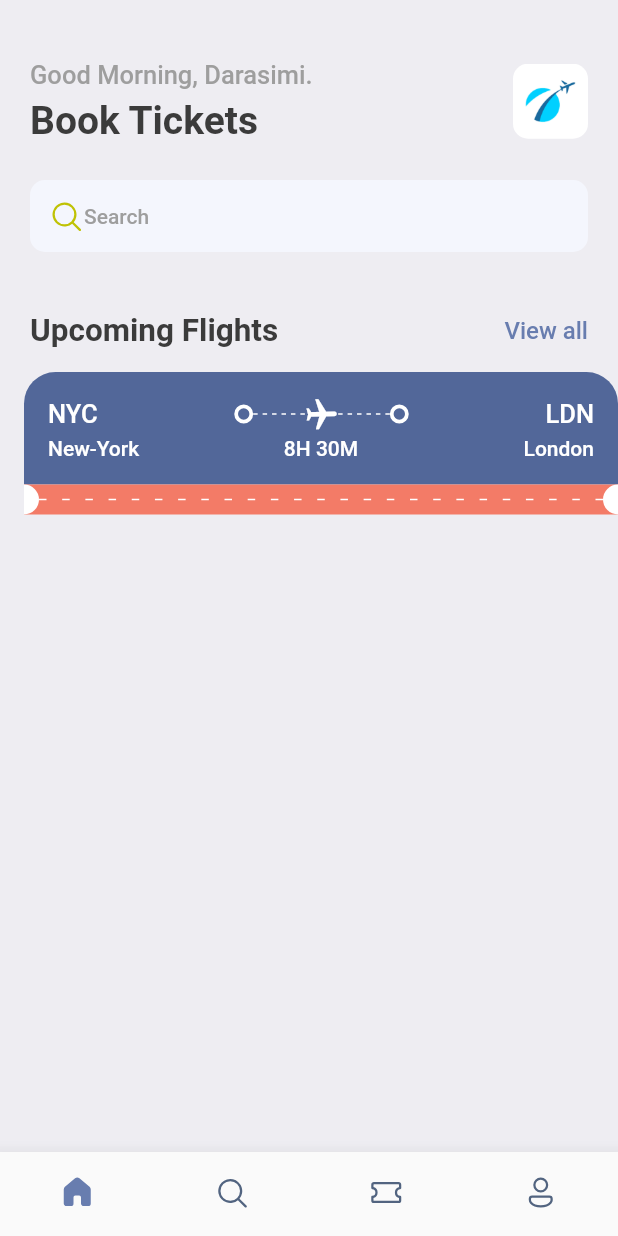
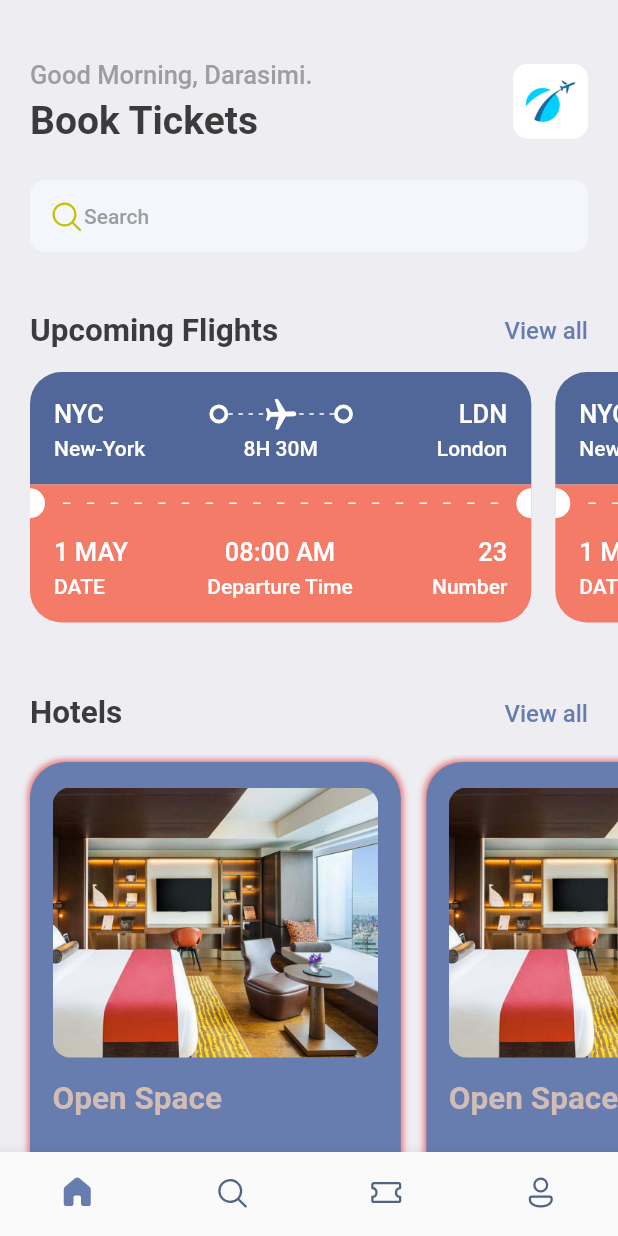
Before and after one commit to daraximi/flight_booking_app, a Flutter app: the screen it shows after launch, on a phone screen of 412 x 824 dp. Run offline on Flutter 3.47's test engine with Material 2 defaults, Android fonts, the phone set to English and light mode, and no system bars; our stand-ins replace fluentui_icons, gap.

Commit message:
Add ticket card elements, Created Hotel UI all on home screen

```diff
--- a/lib/Screens/home_screen.dart
+++ b/lib/Screens/home_screen.dart
@@ -1,5 +1,6 @@
 // ignore_for_file: prefer_const_constructors, prefer_const_literals_to_create_immutables, avoid_unnecessary_containers
 
+import 'package:flight_booking_app/Screens/hotel_screen.dart';
 import 'package:flight_booking_app/Screens/ticket_view.dart';
 import 'package:fluentui_icons/fluentui_icons.dart';
 import 'package:flutter/material.dart';
@@ -78,7 +79,7 @@ class HomeScreen extends StatelessWidget {
                         ),
                         InkWell(
                             onTap: () {
-                              print("You are tapped");
+                              //print("You are tapped");
                             },
                             child: Text("View all",
                                 style: Styles.textStyle
@@ -88,7 +89,47 @@ class HomeScreen extends StatelessWidget {
                   ],
                 )),
             const Gap(15),
-            TicketView()
+            SingleChildScrollView(
+              scrollDirection: Axis.horizontal,
+              padding: const EdgeInsets.only(left: 20),
+              child: Row(children: [
+                TicketView(),
+                TicketView()
+              ]),
+            ),
+            const Gap(15),
+            Container(
+              padding: const EdgeInsets.symmetric(horizontal: 20),
+              child: Row(
+                        mainAxisAlignment: MainAxisAlignment.spaceBetween,
+                        children: [
+                          Text(
+                            "Hotels",
+                            style: Styles.headLineStyle2,
+                          ),
+                          InkWell(
+                              onTap: () {
+                                //print("You are tapped");
+                              },
+                              child: Text("View all",
+                                  style: Styles.textStyle
+                                      .copyWith(color: Styles.primaryColor)))
+                        ],
+                      ),
+            ),
+            const Gap(15),
+            SingleChildScrollView(
+              scrollDirection: Axis.horizontal,
+              padding: const EdgeInsets.only(left:20),
+              child: Row(
+                children: [
+                  HotelScreen(),
+                  HotelScreen(),
+                  HotelScreen(),
+                  HotelScreen()
+                ],
+              )),
+
           ],
         ));
   }
--- /dev/null
+++ b/lib/Screens/hotel_screen.dart
@@ -0,0 +1,57 @@
+// ignore_for_file: prefer_const_constructors
+
+import 'package:flight_booking_app/utils/app_layout.dart';
+import 'package:flight_booking_app/utils/app_styles.dart';
+import 'package:flutter/material.dart';
+import 'package:gap/gap.dart';
+
+class HotelScreen extends StatelessWidget {
+  const HotelScreen({super.key});
+
+  @override
+  Widget build(BuildContext context) {
+    final size = AppLayout.getSize(context);
+    return Container(
+      padding: const EdgeInsets.symmetric(horizontal: 15, vertical: 17),
+      margin: const EdgeInsets.only(right: 17, top: 5),
+      decoration: BoxDecoration(
+        color: Styles.primaryColor,
+        borderRadius: BorderRadius.circular(24),
+        boxShadow: [
+          BoxShadow(
+            color: Colors.red.shade300,
+            blurRadius: 3,
+            spreadRadius: 1,
+          )
+        ]
+      ),
+      width: size.width*0.6,
+      height: 350,
+      child: Column(
+        crossAxisAlignment: CrossAxisAlignment.start,
+        children: [
+          Container(
+            height: 180,
+            decoration: BoxDecoration(
+              borderRadius: BorderRadius.circular(12),
+              color: Styles.primaryColor,
+              image: const DecorationImage(
+                fit: BoxFit.cover,
+                image: AssetImage(
+                  "assets/images/one.png"
+                )
+              )
+            ),
+          )
+        ,
+        const Gap(15),
+        Text(
+          "Open Space",
+          style: Styles.headLineStyle2.copyWith(color: Styles.kakiColor),
+          )
+        ],
+      ),
+
+    );
+  }
+}
--- a/lib/Screens/ticket_view.dart
+++ b/lib/Screens/ticket_view.dart
@@ -12,10 +12,10 @@ class TicketView extends StatelessWidget {
   Widget build(BuildContext context) {
     final size = AppLayout.getSize(context);
     return SizedBox(
-      width: size.width,
+      width: size.width*0.85,
       height: 200,
       child: Container(
-        margin: const EdgeInsets.only(left: 16),
+        margin: const EdgeInsets.only(right: 16),
         child: Column(
           mainAxisSize: MainAxisSize.min,
           children: [
@@ -105,6 +105,7 @@ class TicketView extends StatelessWidget {
                 )
               ]),
             ), //Showing the Orange part of the card
+            //Shows the orange middle part of the card
             Container(
                 color: Styles.orangeColor,
                 child: Row(children: [
@@ -119,7 +120,9 @@ class TicketView extends StatelessWidget {
                               bottomRight: Radius.circular(10))),
                     ),
                   ),
-                  Expanded(child: LayoutBuilder(builder:
+                  Expanded(child: Padding(
+                    padding: const EdgeInsets.all(12.0),
+                    child: LayoutBuilder(builder:
                         (BuildContext context, BoxConstraints constraints) {
                       return Flex(
                         direction: Axis.horizontal,
@@ -133,7 +136,8 @@ class TicketView extends StatelessWidget {
                             ) ),
                         ))
                       );
-                  })),
+                    }),
+                  )),
                   const SizedBox(
                     height: 20,
                     width: 10,
@@ -146,6 +150,53 @@ class TicketView extends StatelessWidget {
                     ),
                   )
                 ])),
+                /*
+                  shows the bottomorange part of the card
+                */
+            Container(
+                  decoration: BoxDecoration(
+                  color: Styles.orangeColor,
+                  borderRadius: BorderRadius.only(
+                      bottomLeft: Radius.circular(21),
+                      bottomRight: Radius.circular(21))),
+                  padding: const EdgeInsets.only(left: 16, top:10, right: 16, bottom: 16),
+                  child: Column(
+                    children: [
+                      Row(
+                        mainAxisAlignment: MainAxisAlignment.spaceBetween,
+                        children: [
+                          Column(
+                            crossAxisAlignment: CrossAxisAlignment.start,
+                            children: [
+                              Text("1 MAY", style:  Styles.headLineStyle3.copyWith(color: Colors.white),),
+                              const Gap(5),
+
+                              Text("DATE", style: Styles.headLineStyle4.copyWith(color: Colors.white))
+                            ],
+                          ),
+                          Column(
+                            crossAxisAlignment: CrossAxisAlignment.center,
+                            children: [
+                              Text("08:00 AM", style:  Styles.headLineStyle3.copyWith(color: Colors.white),),
+                              const Gap(5),
+
+                              Text("Departure Time", style: Styles.headLineStyle4.copyWith(color: Colors.white))
+                            ],
+                          ),
+                          Column(
+                            crossAxisAlignment: CrossAxisAlignment.end,
+                            children: [
+                              Text("23", style:  Styles.headLineStyle3.copyWith(color: Colors.white),),
+                              const Gap(5),
+
+                              Text("Number", style: Styles.headLineStyle4.copyWith(color: Colors.white))
+                            ],
+                          )
+                        ],
+                      )
+                    ],
+                  ),
+                ),
           ],
         ),
       ),
--- a/lib/utils/app_styles.dart
+++ b/lib/utils/app_styles.dart
@@ -7,33 +7,19 @@ class Styles {
   static Color textColor = const Color(0xFF3b3b3b);
   static Color bgColor = const Color(0xFFeeedf2);
   static Color orangeColor = const Color(0xFFF37B67);
+  static Color kakiColor = const Color(0xFFd2bdb6);
 
-  static TextStyle textStyle = TextStyle(
-    fontSize: 16,
-    color: textColor,
-    fontWeight: FontWeight.w500
-  );
+  static TextStyle textStyle =
+      TextStyle(fontSize: 16, color: textColor, fontWeight: FontWeight.w500);
 
-  static TextStyle headLineStyle = TextStyle(
-    fontSize: 26,
-    color: textColor,
-    fontWeight: FontWeight.bold
-  );
-  static TextStyle headLineStyle2 = TextStyle(
-    fontSize: 21,
-    color: textColor,
-    fontWeight: FontWeight.bold
-  );
+  static TextStyle headLineStyle =
+      TextStyle(fontSize: 26, color: textColor, fontWeight: FontWeight.bold);
+  static TextStyle headLineStyle2 =
+      TextStyle(fontSize: 21, color: textColor, fontWeight: FontWeight.bold);
 
   static TextStyle headLineStyle3 = TextStyle(
-    fontSize: 17,
-    color: Colors.grey.shade500,
-    fontWeight: FontWeight.w500
-  );
+      fontSize: 17, color: Colors.grey.shade500, fontWeight: FontWeight.w500);
 
   static TextStyle headLineStyle4 = TextStyle(
-    fontSize: 14,
-    color: Colors.grey.shade500,
-    fontWeight: FontWeight.w500
-  );
+      fontSize: 14, color: Colors.grey.shade500, fontWeight: FontWeight.w500);
 }
```
Lines whose indentation alone changed are shown as unchanged.
